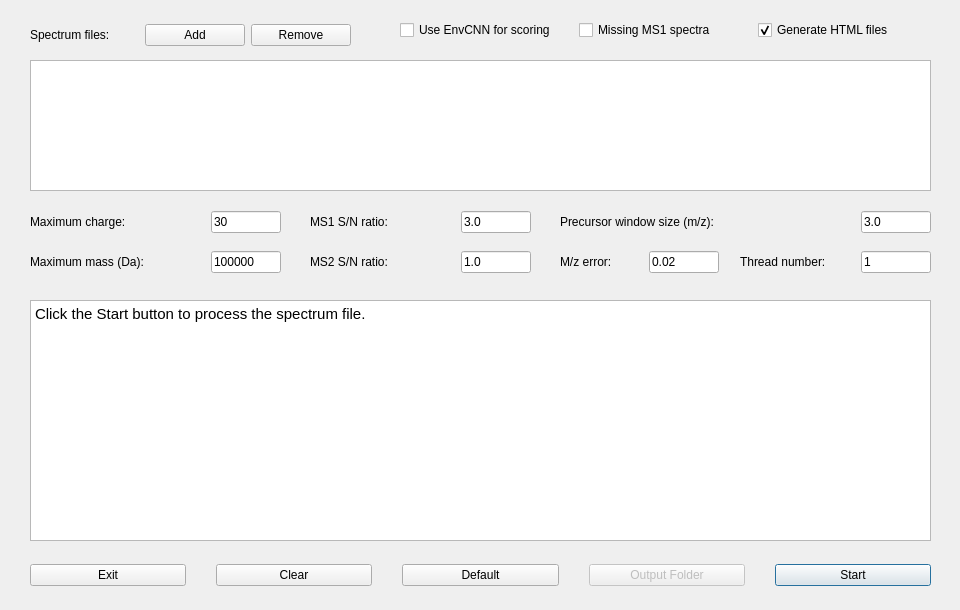
Qt form src/gui/topfd/topfddialog.ui (toppic-suite/toppic-suite) before a commit.
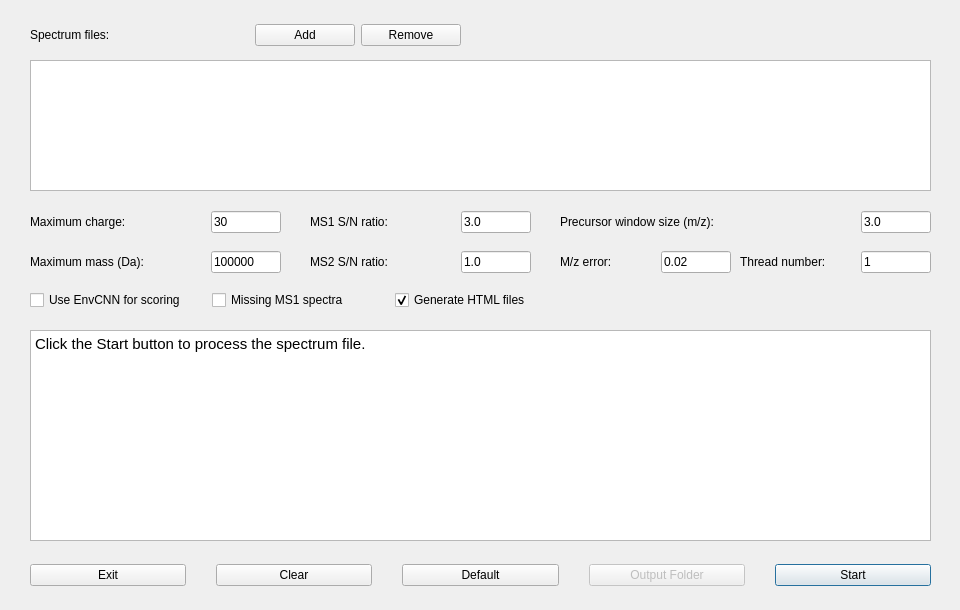
The same form after that commit. Icons and pictures are not drawn.

Commit message: moved checkboxes to the middle

Diff of the .ui file:
```diff
--- a/src/gui/topfd/topfddialog.ui
+++ b/src/gui/topfd/topfddialog.ui
@@ -41,7 +41,7 @@
      <rect>
       <x>30</x>
       <y>10</y>
-      <width>321</width>
+      <width>431</width>
       <height>50</height>
      </rect>
     </property>
@@ -222,7 +222,7 @@
        </property>
       </widget>
      </item>
-     <item alignment="Qt::AlignLeft">
+     <item>
       <widget class="QLineEdit" name="mzErrorEdit">
        <property name="minimumSize">
         <size>
@@ -406,16 +406,16 @@
     <property name="geometry">
      <rect>
       <x>30</x>
-      <y>300</y>
+      <y>330</y>
       <width>901</width>
-      <height>241</height>
+      <height>211</height>
      </rect>
     </property>
     <property name="html">
      <string>&lt;!DOCTYPE HTML PUBLIC &quot;-//W3C//DTD HTML 4.0//EN&quot; &quot;http://www.w3.org/TR/REC-html40/strict.dtd&quot;&gt;
 &lt;html&gt;&lt;head&gt;&lt;meta name=&quot;qrichtext&quot; content=&quot;1&quot; /&gt;&lt;style type=&quot;text/css&quot;&gt;
 p, li { white-space: pre-wrap; }
-&lt;/style&gt;&lt;/head&gt;&lt;body style=&quot; font-family:'MS Shell Dlg 2'; font-size:8.25pt; font-weight:400; font-style:normal;&quot;&gt;
+&lt;/style&gt;&lt;/head&gt;&lt;body style=&quot; font-family:'MS Shell Dlg 2'; font-size:7.8pt; font-weight:400; font-style:normal;&quot;&gt;
 &lt;p style=&quot; margin-top:0px; margin-bottom:0px; margin-left:0px; margin-right:0px; -qt-block-indent:0; text-indent:0px;&quot;&gt;&lt;span style=&quot; font-family:'Cantarell'; font-size:11pt;&quot;&gt;Click the Start button to process the spectrum file.&lt;/span&gt;&lt;/p&gt;&lt;/body&gt;&lt;/html&gt;</string>
     </property>
    </widget>
@@ -508,9 +508,9 @@
    <widget class="QWidget" name="horizontalLayoutWidget_11">
     <property name="geometry">
      <rect>
-      <x>400</x>
-      <y>10</y>
-      <width>531</width>
+      <x>30</x>
+      <y>280</y>
+      <width>541</width>
       <height>40</height>
      </rect>
     </property>
```
Left out of the diff: 2 changed lines with no effect on the pictures.
